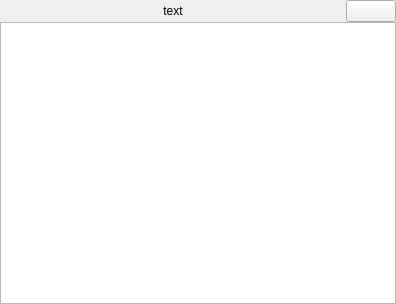
The window that mytreewidget.ui (sergii1/Fn11SqlMaterialManager) describes before a commit, drawn with Qt 5.
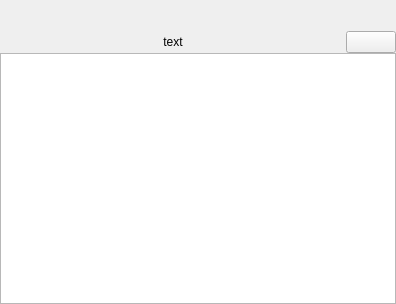
The same window after the commit. Icons and pictures are not drawn.

What changed in the file:
```diff
--- a/mytreewidget.ui
+++ b/mytreewidget.ui
@@ -21,7 +21,7 @@
     <number>0</number>
    </property>
    <property name="topMargin">
-    <number>0</number>
+    <number>31</number>
    </property>
    <property name="rightMargin">
     <number>0</number>
@@ -47,6 +47,12 @@
          <property name="autoFillBackground">
           <bool>false</bool>
          </property>
+         <property name="lineWidth">
+          <number>37</number>
+         </property>
+         <property name="midLineWidth">
+          <number>37</number>
+         </property>
          <property name="text">
           <string>text</string>
          </property>
@@ -93,7 +99,11 @@
       </layout>
      </item>
      <item>
-      <widget class="QTreeView" name="treeView"/>
+      <widget class="QTreeView" name="treeView">
+       <property name="midLineWidth">
+        <number>0</number>
+       </property>
+      </widget>
      </item>
     </layout>
    </item>
```
